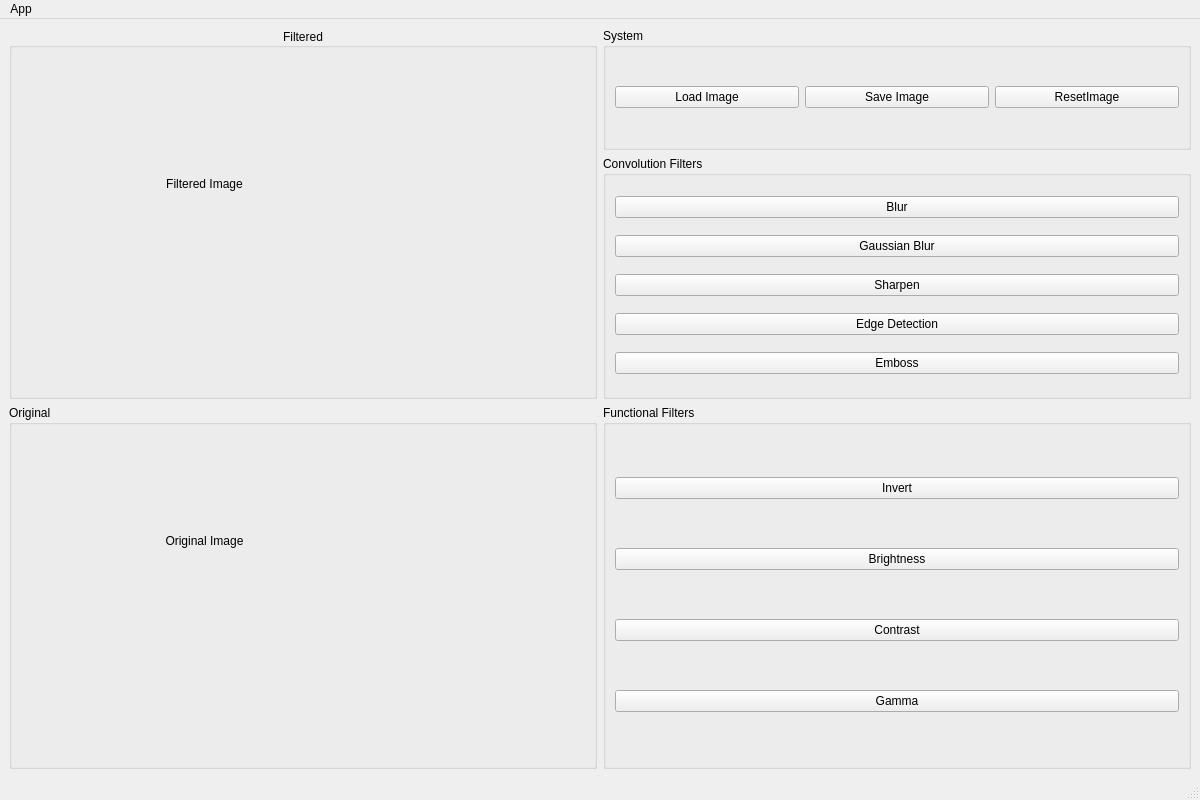
The window that mainwindow.ui (mvishiu11/ImageFilteringApp) describes before a commit, drawn with Qt 5.
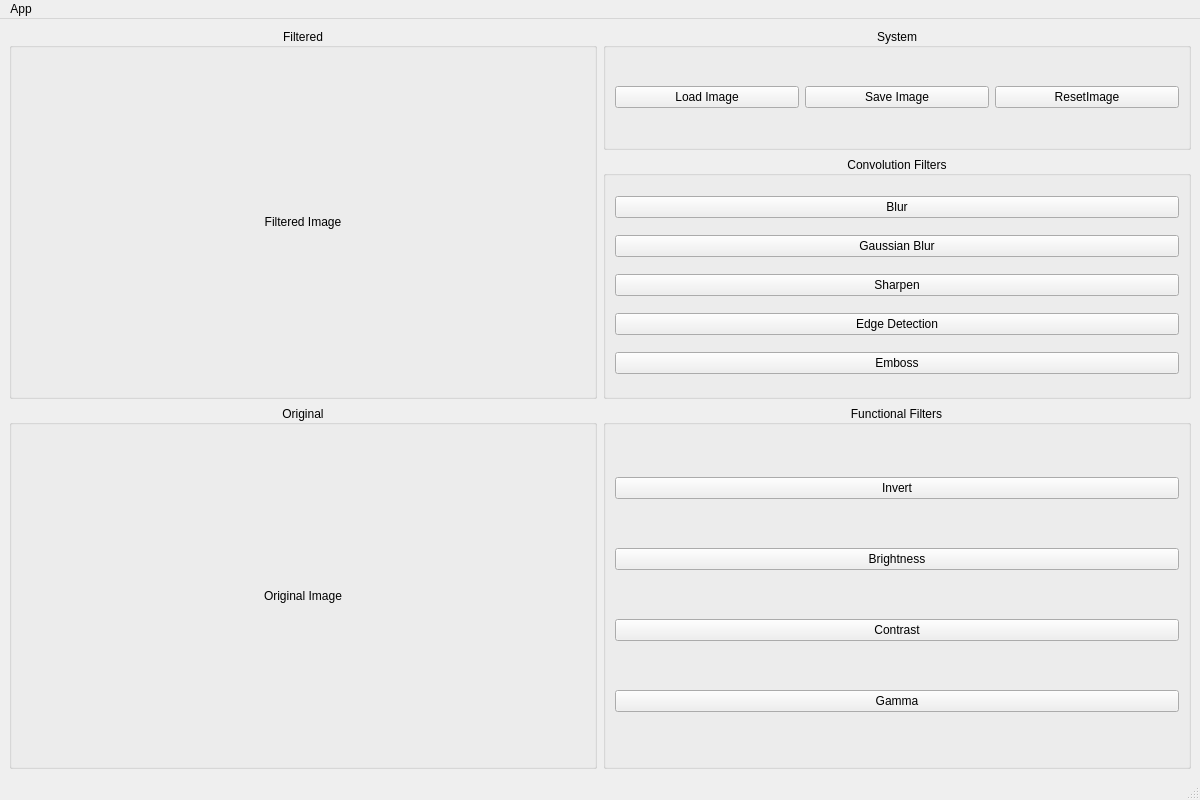
The same window after the commit.

Commit message: feat: proper image resizing

```diff
--- a/mainwindow.ui
+++ b/mainwindow.ui
@@ -20,6 +20,9 @@
       <property name="title">
        <string>System</string>
       </property>
+      <property name="alignment">
+       <set>Qt::AlignmentFlag::AlignCenter</set>
+      </property>
       <layout class="QGridLayout" name="gridLayout_2">
        <item row="0" column="0">
         <widget class="QPushButton" name="btnLoad">
@@ -50,6 +53,9 @@
       <property name="title">
        <string>Convolution Filters</string>
       </property>
+      <property name="alignment">
+       <set>Qt::AlignmentFlag::AlignCenter</set>
+      </property>
       <layout class="QGridLayout" name="gridLayout_4">
        <item row="0" column="0">
         <widget class="QPushButton" name="btnBlur">
@@ -94,6 +100,9 @@
       <property name="title">
        <string>Functional Filters</string>
       </property>
+      <property name="alignment">
+       <set>Qt::AlignmentFlag::AlignCenter</set>
+      </property>
       <layout class="QGridLayout" name="gridLayout_3">
        <item row="0" column="0">
         <widget class="QPushButton" name="btnInvert">
@@ -131,14 +140,17 @@
       <property name="title">
        <string>Original</string>
       </property>
+      <property name="alignment">
+       <set>Qt::AlignmentFlag::AlignCenter</set>
+      </property>
+      <layout class="QHBoxLayout" name="horizontalLayout_2">
+       <item>
       <widget class="QLabel" name="labelOriginal">
-       <property name="geometry">
-        <rect>
-         <x>10</x>
-         <y>30</y>
-         <width>371</width>
-         <height>211</height>
-        </rect>
+         <property name="sizePolicy">
+          <sizepolicy hsizetype="Ignored" vsizetype="Ignored">
+           <horstretch>0</horstretch>
+           <verstretch>0</verstretch>
+          </sizepolicy>
        </property>
        <property name="text">
         <string>Original Image</string>
@@ -150,6 +162,8 @@
         <set>Qt::AlignmentFlag::AlignCenter</set>
        </property>
       </widget>
+       </item>
+      </layout>
      </widget>
     </item>
     <item row="1" column="0" rowspan="3">
@@ -160,14 +174,14 @@
       <property name="alignment">
        <set>Qt::AlignmentFlag::AlignCenter</set>
       </property>
+      <layout class="QHBoxLayout" name="horizontalLayout">
+       <item>
       <widget class="QLabel" name="labelFiltered">
-       <property name="geometry">
-        <rect>
-         <x>10</x>
-         <y>30</y>
-         <width>371</width>
-         <height>251</height>
-        </rect>
+         <property name="sizePolicy">
+          <sizepolicy hsizetype="Ignored" vsizetype="Ignored">
+           <horstretch>0</horstretch>
+           <verstretch>0</verstretch>
+          </sizepolicy>
        </property>
        <property name="text">
         <string>Filtered Image</string>
@@ -176,6 +190,8 @@
         <set>Qt::AlignmentFlag::AlignCenter</set>
        </property>
       </widget>
+       </item>
+      </layout>
      </widget>
     </item>
    </layout>
```
Left out of the diff: 5 changed lines with no effect on the pictures. Lines whose indentation alone changed are shown as unchanged. The commit also changes 2 other files.
